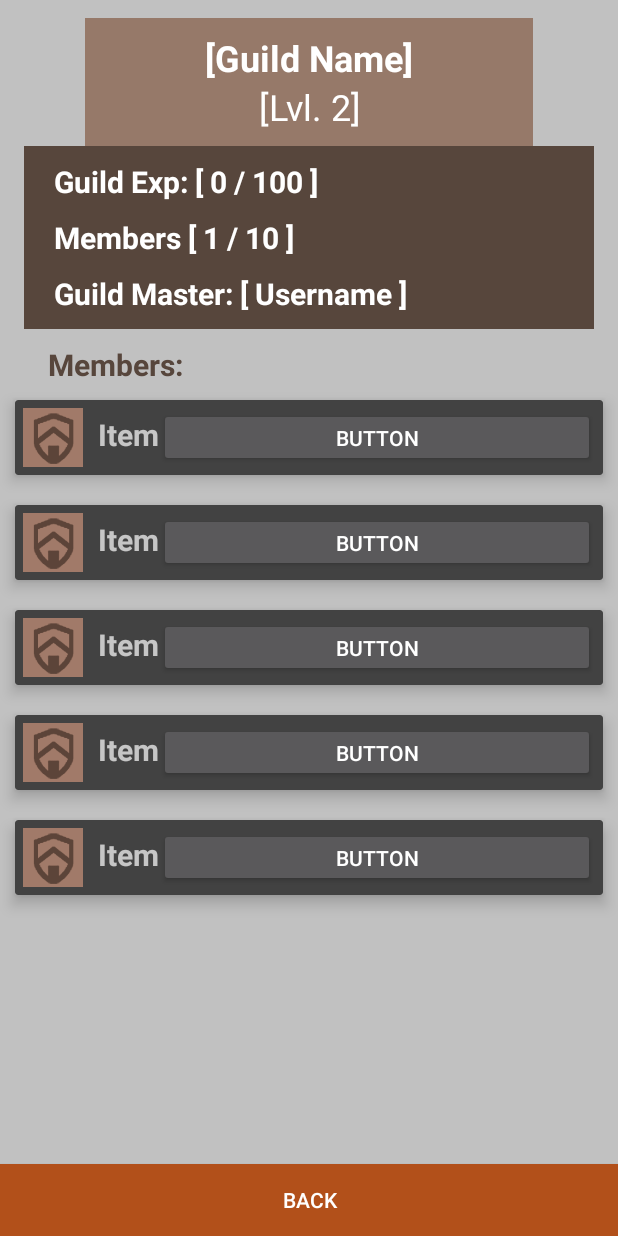
After one commit to Hector-Ortiz-Dev/Idle_RPG_Project, an Android app: the layout activity_guild.xml on its own in the app's theme, with its tools: preview values and no code run, on a phone screen of 412 x 824 dp. The commit adds this screen. Run offline under Robolectric (Android 15) with nearby library versions, the light colour scheme and no system bars.

Commit message:
Guild Layouts complete

```diff
--- a/app/src/main/AndroidManifest.xml
+++ b/app/src/main/AndroidManifest.xml
@@ -14,6 +14,12 @@
         android:supportsRtl="true"
         android:theme="@style/Theme.AppCompat.NoActionBar"
         tools:targetApi="31">
+        <activity
+            android:name=".GuildRequestsActivity"
+            android:exported="false" />
+        <activity
+            android:name=".GuildActivity"
+            android:exported="false" />
         <activity
             android:name=".CreateGuildActivity"
             android:exported="false" />
--- /dev/null
+++ b/app/src/main/res/layout/activity_guild.xml
@@ -0,0 +1,130 @@
+<?xml version="1.0" encoding="utf-8"?>
+<RelativeLayout xmlns:android="http://schemas.android.com/apk/res/android"
+    xmlns:app="http://schemas.android.com/apk/res-auto"
+    xmlns:tools="http://schemas.android.com/tools"
+    android:layout_width="match_parent"
+    android:layout_height="match_parent"
+    android:background="@color/background"
+    tools:context=".GuildActivity">
+
+    <LinearLayout
+        android:id="@+id/layoutGuildTitle"
+        android:layout_width="wrap_content"
+        android:layout_height="wrap_content"
+        android:background="@color/secondary"
+        android:paddingTop="10dp"
+        android:paddingBottom="10dp"
+        android:paddingLeft="80dp"
+        android:paddingRight="80dp"
+        android:layout_marginTop="12dp"
+        android:layout_centerHorizontal="true"
+        android:orientation="vertical">
+
+        <TextView
+            android:id="@+id/guildNameTitle"
+            android:layout_width="wrap_content"
+            android:layout_height="wrap_content"
+            android:layout_centerHorizontal="true"
+            android:textStyle="bold"
+            android:textColor="@color/white"
+            android:textSize="24dp"
+            android:text="[Guild Name]" />
+
+        <TextView
+            android:id="@+id/guildLevelTitle"
+            android:layout_width="match_parent"
+            android:layout_height="wrap_content"
+            android:layout_centerHorizontal="true"
+            android:layout_below="@+id/txtUsername"
+            android:textColor="@color/white"
+            android:textAlignment="center"
+            android:textSize="24dp"
+            android:text="[Lvl. 2]" />
+
+    </LinearLayout>
+
+    <LinearLayout
+        android:id="@+id/layoutGuildInfo"
+        android:layout_width="match_parent"
+        android:layout_height="wrap_content"
+        android:layout_below="@+id/layoutGuildTitle"
+        android:background="@color/primary"
+        android:paddingTop="10dp"
+        android:paddingBottom="10dp"
+        android:paddingLeft="10dp"
+        android:paddingRight="10dp"
+        android:layout_marginLeft="32dp"
+        android:layout_centerHorizontal="true"
+        android:orientation="vertical">
+
+        <TextView
+            android:id="@+id/txtGuildExp"
+            android:layout_width="match_parent"
+            android:layout_height="match_parent"
+            android:text="Guild Exp: [ 0 / 100 ]"
+            android:textStyle="bold"
+            android:textColor="@color/white"
+            android:textSize="20dp"
+            android:layout_marginLeft="10dp"/>
+
+        <TextView
+            android:id="@+id/txtMembers"
+            android:layout_width="match_parent"
+            android:layout_height="match_parent"
+            android:text="Members [ 1 / 10 ]"
+            android:textStyle="bold"
+            android:textColor="@color/white"
+            android:textSize="20dp"
+            android:layout_marginLeft="10dp"
+            android:layout_marginTop="10dp"/>
+
+        <TextView
+            android:id="@+id/txtGuildMaster"
+            android:layout_width="match_parent"
+            android:layout_height="match_parent"
+            android:text="Guild Master: [ Username ]"
+            android:textStyle="bold"
+            android:textColor="@color/white"
+            android:textSize="20dp"
+            android:layout_marginLeft="10dp"
+            android:layout_marginTop="10dp" />
+
+    </LinearLayout>
+
+    <TextView
+        android:id="@+id/txtGuildMembers"
+        android:layout_width="wrap_content"
+        android:layout_height="wrap_content"
+        android:text="Members: "
+        android:textStyle="bold"
+        android:textColor="@color/primary"
+        android:textSize="20dp"
+        android:layout_below="@+id/layoutGuildInfo"
+        android:layout_marginTop="10dp"
+        android:layout_marginLeft="32dp"/>
+
+    <androidx.recyclerview.widget.RecyclerView
+        android:id="@+id/recyclerview"
+        android:layout_width="match_parent"
+        android:layout_height="match_parent"
+        tools:itemCount="5"
+        android:layout_below="@id/txtGuildMembers"
+        tools:listitem="@layout/card_view_design" />
+
+    <androidx.constraintlayout.widget.ConstraintLayout
+        android:layout_width="match_parent"
+        android:layout_height="match_parent">
+
+        <Button
+            android:id="@+id/btnBack"
+            android:layout_width="match_parent"
+            android:layout_height="wrap_content"
+            android:background="@color/cancel1"
+            android:text="Back"
+            android:textColor="@color/white"
+            android:textSize="14dp"
+            app:layout_constraintBottom_toBottomOf="parent"
+            tools:ignore="TextSizeCheck" />
+    </androidx.constraintlayout.widget.ConstraintLayout>
+
+</RelativeLayout>
```
Also changed, not shown: app/src/main/java/com/example/idle_rpg_project/GuildActivity.kt (added, +11 -0 lines), app/src/main/java/com/example/idle_rpg_project/GuildRequestsActivity.kt (added, +11 -0 lines), app/src/main/res/layout/activity_character.xml (+0 -11 lines), app/src/main/res/layout/activity_guild_requests.xml (added, +83 -0 lines).
